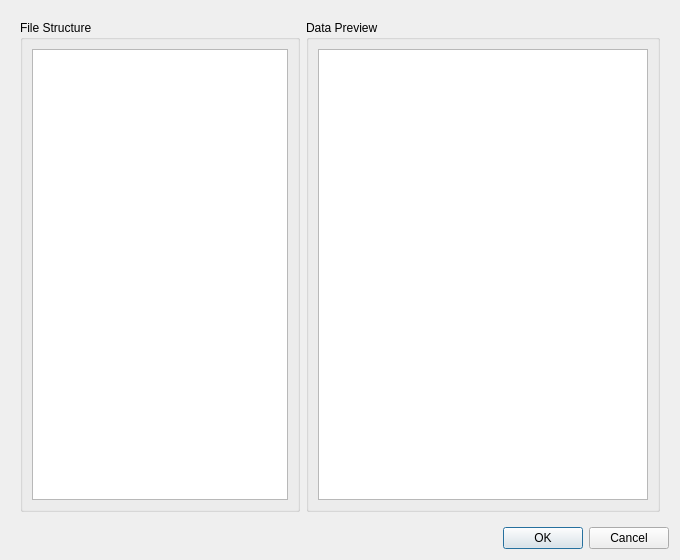
Qt form vsvis/ui/file_inspection_dialog.ui (MisterVladimir/vsvis) before a commit.
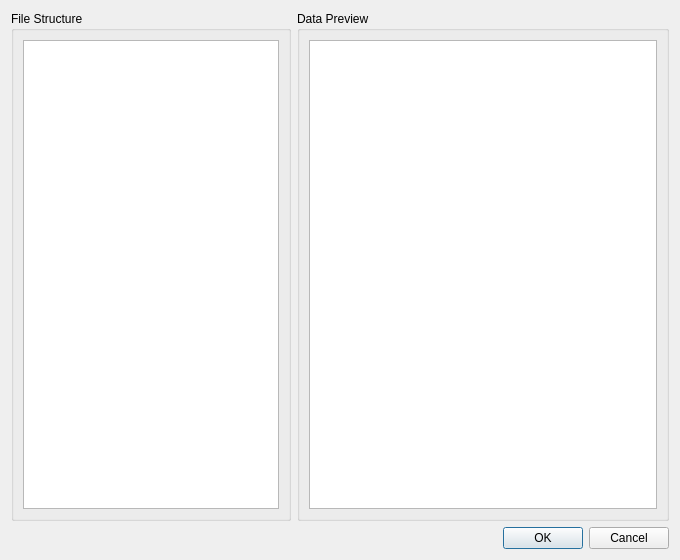
The same form after that commit.

Diff of the .ui file:
```diff
--- a/vsvis/ui/file_inspection_dialog.ui
+++ b/vsvis/ui/file_inspection_dialog.ui
@@ -17,6 +17,18 @@
    <item>
     <widget class="QWidget" name="main_widget" native="true">
      <layout class="QHBoxLayout" name="horizontalLayout">
+      <property name="leftMargin">
+       <number>0</number>
+      </property>
+      <property name="topMargin">
+       <number>0</number>
+      </property>
+      <property name="rightMargin">
+       <number>0</number>
+      </property>
+      <property name="bottomMargin">
+       <number>0</number>
+      </property>
       <item>
        <widget class="QGroupBox" name="file_structure_groupbox">
         <property name="title">
```
